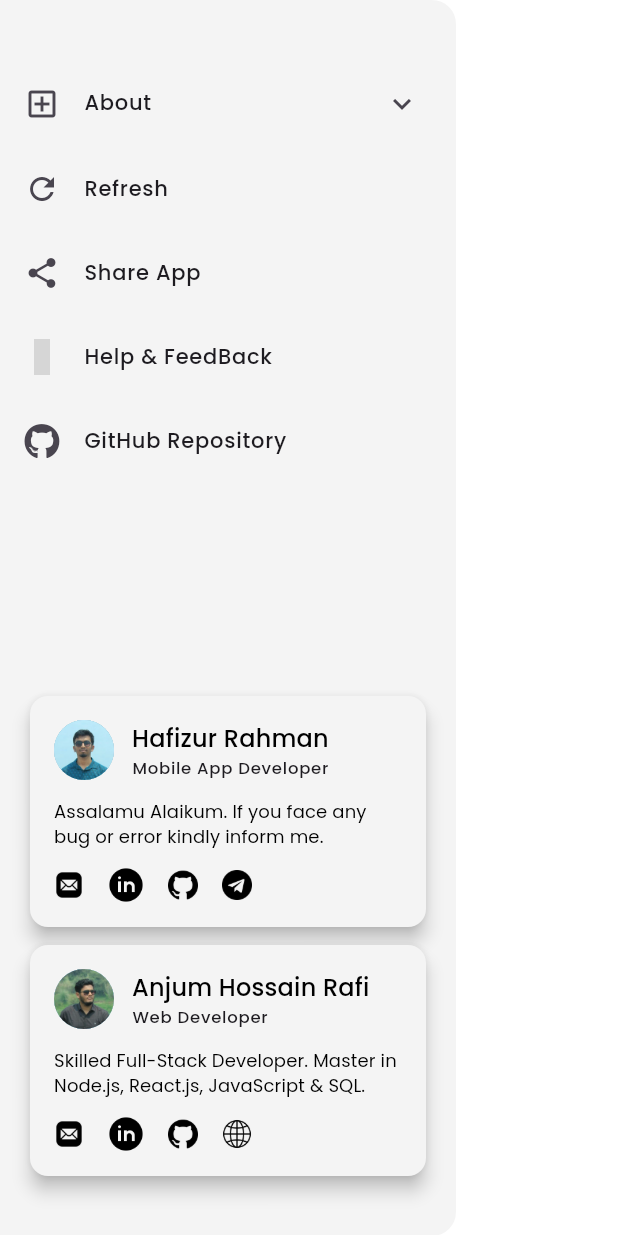
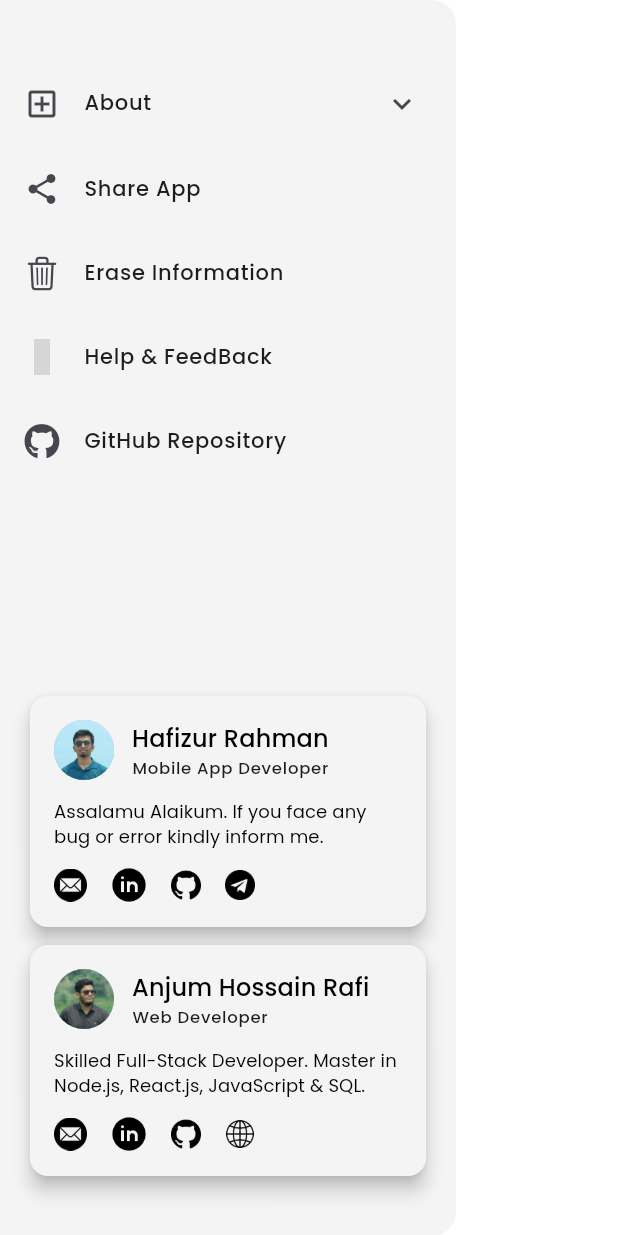
Before and after one commit to hafizflow/Cover-Crafter, a Flutter app: the AppDrawer widget shown alone on an empty page, opened directly, on a phone screen of 412 x 824 dp. Run offline on Flutter 3.47's test engine with Material 3 defaults, Android fonts, the phone set to English and light mode, and no system bars; our stand-ins replace animated_splash_screen, dropdown_button2, fluttertoast, font_awesome_flutter, get, get_storage and 7 more; missing offline and left inert: circular_menu; accounts and stored records are empty; grey boxes are pictures that could not be loaded.

Commit message:
some error fix

```diff
--- a/lib/features/personalization/controllers/services/student_local_storage.dart
+++ b/lib/features/personalization/controllers/services/student_local_storage.dart
@@ -1,9 +1,11 @@
+import 'package:cover_page/features/personalization/controllers/form/date_controller.dart';
 import 'package:get_storage/get_storage.dart';
 import '../form/form_controller.dart';
 
 class StudentLocalStorage {
   final _storage = GetStorage();
   final form = FormController.instance;
+  final date = DateController.instance;
 
   void setStudentInfo() {
     _storage.write('studentName', form.studentNameController.text.trim());
@@ -59,5 +61,7 @@ class StudentLocalStorage {
     form.teacherNameController.clear();
     form.teacherDepartmentController.clear();
     form.teacherDesignationController.clear();
+    date.submissionDateController.clear();
+    form.titleController.clear();
   }
 }
--- a/lib/features/personalization/screens/widgets/info_fillup/app_drawer.dart
+++ b/lib/features/personalization/screens/widgets/info_fillup/app_drawer.dart
@@ -1,5 +1,6 @@
 import 'package:cover_page/features/personalization/screens/widgets/info_fillup/rafi_card.dart';
 import 'package:cover_page/utils/helpers/helper_functions.dart';
+import 'package:flutter/cupertino.dart';
 import 'package:flutter/material.dart';
 import 'package:font_awesome_flutter/font_awesome_flutter.dart';
 import 'package:iconsax/iconsax.dart';
@@ -37,18 +38,18 @@ class AppDrawer extends StatelessWidget {
                     ],
                   ),
                   ListTile(
-                    leading: const Icon(Icons.refresh),
-                    title: const Text('Refresh'),
+                    leading: const Icon(Icons.share_rounded),
+                    title: const Text('Share App'),
+                    onTap: () {},
+                  ),
+                  ListTile(
+                    leading: const Icon(CupertinoIcons.delete),
+                    title: const Text('Erase Information'),
                     onTap: () => CHelperFunctions.showAlert(
                       "Warning",
                       "Are you sure to erase all the information ?",
                       context,
                     ),
-                  ),
-                  ListTile(
-                    leading: const Icon(Icons.share_rounded),
-                    title: const Text('Share App'),
-                    onTap: () {},
                   ),
                   ListTile(
                     leading: const Icon(Iconsax.message_question),
--- a/lib/features/personalization/screens/widgets/info_fillup/my_card.dart
+++ b/lib/features/personalization/screens/widgets/info_fillup/my_card.dart
@@ -64,7 +64,7 @@ class MyCard extends StatelessWidget {
                         builder: (context, followLink) => InkWell(
                           onTap: followLink,
                           child: SizedBox(
-                            height: CSizes.iconMd - 4,
+                            height: CSizes.iconMd - 2,
                             child: Image.asset(
                               CImages.emailLogo,
                               color: isDark ? Colors.white : null,
--- a/lib/features/personalization/screens/widgets/info_fillup/rafi_card.dart
+++ b/lib/features/personalization/screens/widgets/info_fillup/rafi_card.dart
@@ -64,7 +64,7 @@ class RafiCard extends StatelessWidget {
                         builder: (context, followLink) => InkWell(
                           onTap: followLink,
                           child: SizedBox(
-                            height: CSizes.iconMd - 4,
+                            height: CSizes.iconMd - 2,
                             child: Image.asset(
                               CImages.emailLogo,
                               color: isDark ? Colors.white : null,
```
Also changed, not shown: assets/logos/email.png.
